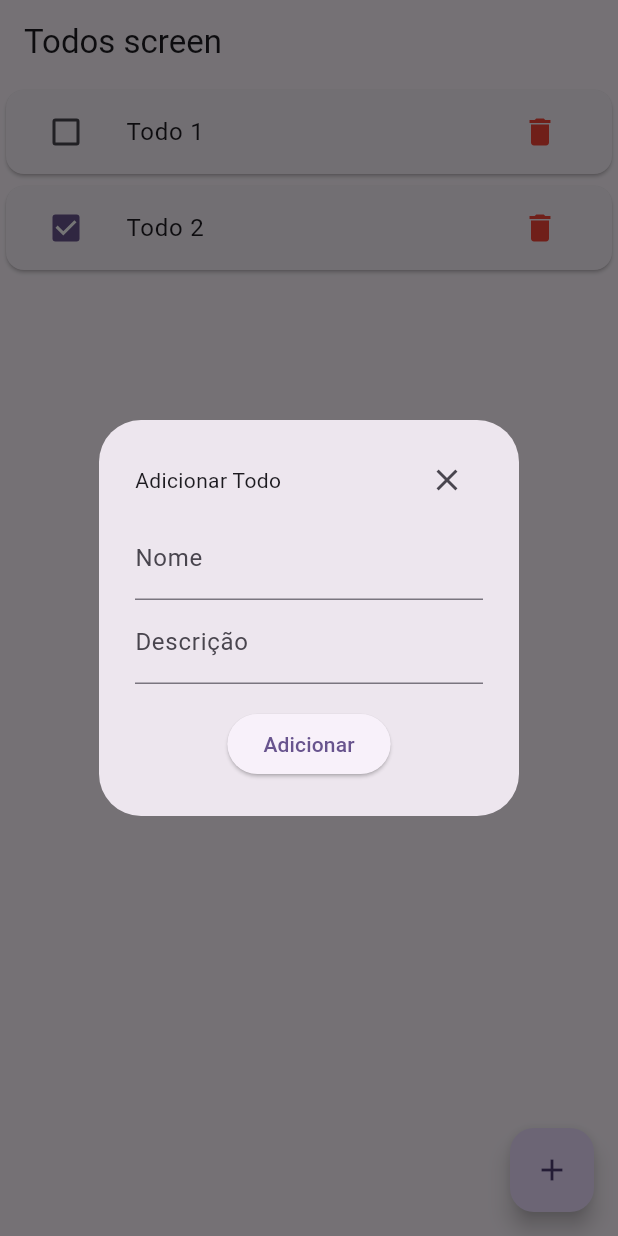
After one commit to HamzeJihad/Arquitetura-Recomendada-Flutter, a Flutter app: the screen it shows after launch, after a tap on the "add" icon, on a phone screen of 412 x 824 dp. The commit adds this screen. Run offline on Flutter 3.47's test engine with Material 3 defaults, Android fonts, the phone set to English and light mode, and no system bars.

Commit message:
iniciando a adição de task

```diff
--- a/lib/ui/todo/viewmodels/todo_viewmodel.dart
+++ b/lib/ui/todo/viewmodels/todo_viewmodel.dart
@@ -6,7 +6,7 @@ import 'package:flutter/widgets.dart';
 class TodoViewmodel extends ChangeNotifier {
   late final Command0<List<Todo>> load;
   late final Command1<Todo, Todo> addTodo;
-late final Command1<String, String> removeTodo;
+  late final Command1<String, String> removeTodo;
 
   List<Todo> _todos = [];
   List<Todo> get todos => _todos;
@@ -33,7 +33,7 @@ late final Command1<String, String> removeTodo;
 
   Future<Result<Todo>> _addTodo(Todo todo) async {
     try {
-      await Future.delayed(const Duration(seconds: 1));
+      await Future.delayed(const Duration(seconds: 2));
       _todos.add(todo);
       notifyListeners();
       return Result.ok(todo);
--- /dev/null
+++ b/lib/ui/todo/widgets/add_todo_widget.dart
@@ -0,0 +1,117 @@
+import 'package:arquitetura_recomendada/domain/models/todo.dart';
+import 'package:arquitetura_recomendada/ui/todo/viewmodels/todo_viewmodel.dart';
+import 'package:flutter/material.dart';
+
+class AddTodoWidget extends StatefulWidget {
+  final TodoViewmodel todoViewmodel;
+  const AddTodoWidget({super.key, required this.todoViewmodel});
+
+  @override
+  State<AddTodoWidget> createState() => _AddTodoWidgetState();
+}
+
+class _AddTodoWidgetState extends State<AddTodoWidget> {
+  final _formKey = GlobalKey<FormState>();
+  final TextEditingController _nameController = TextEditingController();
+  final TextEditingController _descriptionController = TextEditingController();
+
+  @override
+  void dispose() {
+    super.dispose();
+    _nameController.dispose();
+    _descriptionController.dispose();
+  }
+
+  @override
+  void initState() {
+    widget.todoViewmodel.addTodo.addListener(_onResult);
+    super.initState();
+  }
+
+  void _onResult() {
+    if (widget.todoViewmodel.addTodo.running) {
+      showDialog(
+        barrierDismissible: false,
+        context: context,
+        builder: (context) {
+          return const AlertDialog(
+            content: IntrinsicHeight(child: Center(child: CircularProgressIndicator())),
+          );
+        },
+      );
+    } else {
+      Navigator.of(context).pop();
+      Navigator.of(context).pop();
+      if (widget.todoViewmodel.addTodo.completed) {
+        ScaffoldMessenger.of(context).showSnackBar(
+          const SnackBar(backgroundColor: Colors.green, content: Text("Todo criado com sucesso!")),
+        );
+      }
+      if (widget.todoViewmodel.addTodo.error) {
+        ScaffoldMessenger.of(context).showSnackBar(
+          const SnackBar(backgroundColor: Colors.red, content: Text("Ocorreu um erro ao criar todo.")),
+        );
+      }
+    }
+  }
+
+  @override
+  Widget build(BuildContext context) {
+    return AlertDialog(
+      content: IntrinsicHeight(
+        child: Form(
+          key: _formKey,
+          child: Column(
+            mainAxisSize: MainAxisSize.min,
+            children: [
+              Row(
+                mainAxisAlignment: MainAxisAlignment.spaceBetween,
+                children: [
+                  const Text("Adicionar Todo"),
+                  IconButton(
+                    onPressed: () {
+                      Navigator.of(context).pop();
+                    },
+                    icon: const Icon(Icons.close),
+                  ),
+                ],
+              ),
+              TextFormField(
+                controller: _nameController,
+                validator: (value) {
+                  if (value == null || value.isEmpty) {
+                    return 'Por favor, insira um nome';
+                  }
+                  return null;
+                },
+                decoration: InputDecoration(labelText: "Nome"),
+              ),
+              TextFormField(
+                controller: _descriptionController,
+                validator: (value) {
+                  if (value == null || value.isEmpty) {
+                    return 'Por favor, insira uma descrição';
+                  }
+                  return null;
+                },
+                decoration: InputDecoration(labelText: "Descrição"),
+              ),
+
+              const SizedBox(height: 16),
+              ElevatedButton(
+                onPressed: () {
+                  if (_formKey.currentState!.validate()) {
+                    widget.todoViewmodel.addTodo.execute(
+                      Todo(id: '5', name: _nameController.text, description: '', done: false),
+                    );
+                  }
+                },
+                child: const Text("Adicionar"),
+              ),
+            ],
+          ),
+        ),
+      ),
+    );
+  }
+}
--- a/lib/ui/todo/widgets/todo_screen.dart
+++ b/lib/ui/todo/widgets/todo_screen.dart
@@ -1,38 +1,29 @@
 import 'package:arquitetura_recomendada/ui/todo/viewmodels/todo_viewmodel.dart';
+import 'package:arquitetura_recomendada/ui/todo/widgets/add_todo_widget.dart';
 import 'package:arquitetura_recomendada/ui/todo/widgets/todos_list.dart';
 import 'package:flutter/material.dart';
 
 class TodoScreen extends StatefulWidget {
   final TodoViewmodel todoViewmodel;
-  const TodoScreen({
-    super.key,
-    required this.todoViewmodel,
-  });
+  const TodoScreen({super.key, required this.todoViewmodel});
 
   @override
   State<TodoScreen> createState() => _TodoScreenState();
 }
 
 class _TodoScreenState extends State<TodoScreen> {
-
   @override
   Widget build(BuildContext context) {
     return Scaffold(
-      appBar: AppBar(
-        title: const Text("Todos screen"),
-      ),
+      appBar: AppBar(title: const Text("Todos screen")),
       body: ListenableBuilder(
         listenable: widget.todoViewmodel.load,
         builder: (context, child) {
           if (widget.todoViewmodel.load.running) {
-            return const Center(
-              child: CircularProgressIndicator(),
-            );
+            return const Center(child: CircularProgressIndicator());
           }
           if (widget.todoViewmodel.load.error) {
-            return const Center(
-              child: Text("Ocorreu um erro ao carregar todos..."),
-            );
+            return const Center(child: Text("Ocorreu um erro ao carregar todos..."));
           }
           return child!;
         },
@@ -48,6 +39,18 @@ class _TodoScreenState extends State<TodoScreen> {
         ),
       ),
 
+      floatingActionButton: FloatingActionButton(
+        onPressed: () {
+          showDialog(
+            context: context,
+            builder: (context) {
+              return AddTodoWidget(todoViewmodel: widget.todoViewmodel);
+            },
+          );
+        },
+
+        child: const Icon(Icons.add),
+      ),
     );
   }
 }
```
